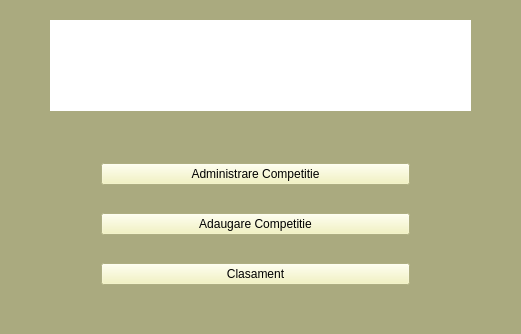
lucamadalina/DataBase-Project, file DataBase-Project/DataBaseProject/mainwindow.ui: the form before one commit.
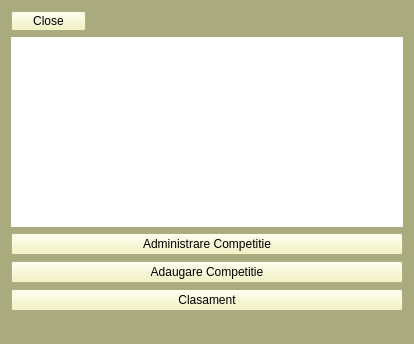
The form after the commit.

The edit to the form file:
```diff
--- a/DataBase-Project/DataBaseProject/mainwindow.ui
+++ b/DataBase-Project/DataBaseProject/mainwindow.ui
@@ -9,8 +9,8 @@
    <rect>
     <x>0</x>
     <y>0</y>
-    <width>521</width>
-    <height>334</height>
+    <width>414</width>
+    <height>344</height>
    </rect>
   </property>
   <property name="windowTitle">
@@ -23,15 +23,71 @@
    <property name="enabled">
     <bool>true</bool>
    </property>
-   <widget class="QWidget" name="layoutWidget">
-    <property name="geometry">
-     <rect>
-      <x>90</x>
-      <y>130</y>
-      <width>331</width>
-      <height>191</height>
-     </rect>
-    </property>
+   <layout class="QVBoxLayout" name="verticalLayout_2">
+    <item>
+     <widget class="QPushButton" name="b_close">
+      <property name="minimumSize">
+       <size>
+        <width>0</width>
+        <height>0</height>
+       </size>
+      </property>
+      <property name="maximumSize">
+       <size>
+        <width>75</width>
+        <height>20</height>
+       </size>
+      </property>
+      <property name="layoutDirection">
+       <enum>Qt::LeftToRight</enum>
+      </property>
+      <property name="styleSheet">
+       <string notr="true">background-color: rgb(243, 243, 182);
+font: 75 14pt &quot;Arial&quot;;</string>
+      </property>
+      <property name="text">
+       <string>Close</string>
+      </property>
+      <property name="autoDefault">
+       <bool>false</bool>
+      </property>
+     </widget>
+    </item>
+    <item>
+     <widget class="QLabel" name="picture">
+      <property name="enabled">
+       <bool>true</bool>
+      </property>
+      <property name="sizePolicy">
+       <sizepolicy hsizetype="Expanding" vsizetype="Expanding">
+        <horstretch>0</horstretch>
+        <verstretch>0</verstretch>
+       </sizepolicy>
+      </property>
+      <property name="minimumSize">
+       <size>
+        <width>0</width>
+        <height>0</height>
+       </size>
+      </property>
+      <property name="baseSize">
+       <size>
+        <width>5000</width>
+        <height>2000</height>
+       </size>
+      </property>
+      <property name="styleSheet">
+       <string notr="true">background-color: rgb(255, 255, 255);</string>
+      </property>
+      <property name="text">
+       <string/>
+      </property>
+      <property name="scaledContents">
+       <bool>true</bool>
+      </property>
+     </widget>
+    </item>
+    <item>
     <layout class="QVBoxLayout" name="verticalLayout">
      <item>
       <widget class="QPushButton" name="p_AdCompetitie">
@@ -71,23 +127,8 @@
       </widget>
      </item>
     </layout>
-   </widget>
-   <widget class="QLabel" name="picture">
-    <property name="geometry">
-     <rect>
-      <x>50</x>
-      <y>20</y>
-      <width>421</width>
-      <height>91</height>
-     </rect>
-    </property>
-    <property name="styleSheet">
-     <string notr="true">background-color: rgb(255, 255, 255);</string>
-    </property>
-    <property name="text">
-     <string/>
-    </property>
-   </widget>
+    </item>
+   </layout>
   </widget>
   <widget class="QStatusBar" name="statusBar"/>
  </widget>
```
Lines whose indentation alone changed are shown as unchanged.
